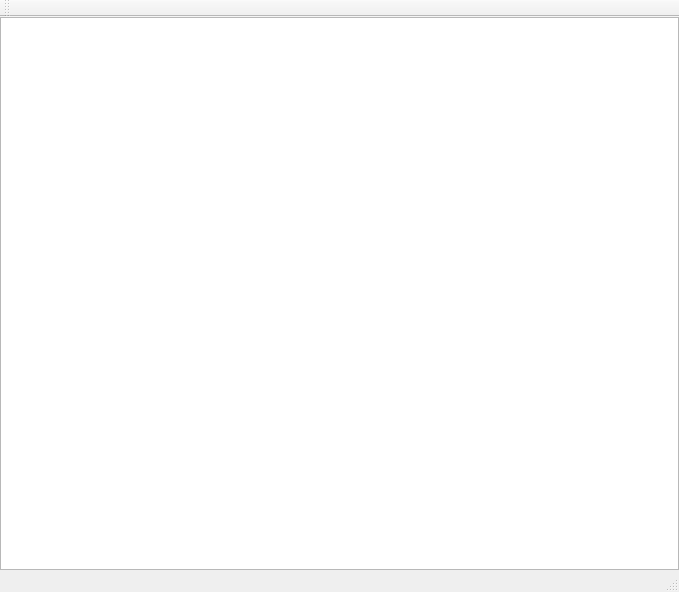
First picture: the form in SharedPainter/sharedpainter.ui, repository gunoodaddy/SharedPainter, before the edit.
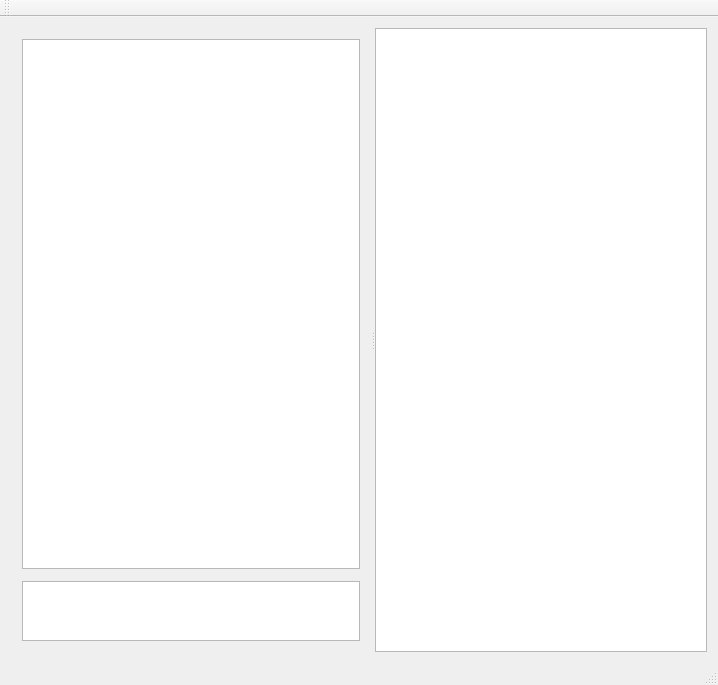
Second picture: the form after the edit.

What changed in the file:
```diff
--- a/SharedPainter/sharedpainter.ui
+++ b/SharedPainter/sharedpainter.ui
@@ -6,23 +6,68 @@
    <rect>
     <x>0</x>
     <y>0</y>
-    <width>679</width>
-    <height>592</height>
+    <width>718</width>
+    <height>685</height>
    </rect>
   </property>
   <property name="windowTitle">
    <string>SharedPainter</string>
   </property>
   <widget class="QWidget" name="centralWidget">
-   <layout class="QVBoxLayout" name="verticalLayout">
-    <property name="spacing">
-     <number>6</number>
-    </property>
-    <property name="margin">
-     <number>0</number>
-    </property>
+   <layout class="QHBoxLayout" name="horizontalLayout">
     <item>
-     <widget class="QGraphicsView" name="painterView"/>
+     <widget class="QSplitter" name="splitter">
+      <property name="orientation">
+       <enum>Qt::Horizontal</enum>
+      </property>
+      <widget class="QWidget" name="">
+       <layout class="QVBoxLayout" name="verticalLayout">
+        <item>
+         <widget class="QListWidget" name="listWidget">
+          <property name="minimumSize">
+           <size>
+            <width>50</width>
+            <height>0</height>
+           </size>
+          </property>
+          <property name="maximumSize">
+           <size>
+            <width>16777215</width>
+            <height>16777215</height>
+           </size>
+          </property>
+          <property name="baseSize">
+           <size>
+            <width>0</width>
+            <height>0</height>
+           </size>
+          </property>
+         </widget>
+        </item>
+        <item>
+         <widget class="QFrame" name="frame">
+          <property name="frameShape">
+           <enum>QFrame::StyledPanel</enum>
+          </property>
+          <property name="frameShadow">
+           <enum>QFrame::Raised</enum>
+          </property>
+         </widget>
+        </item>
+        <item>
+         <widget class="QTextEdit" name="textEdit">
+          <property name="maximumSize">
+           <size>
+            <width>16777215</width>
+            <height>60</height>
+           </size>
+          </property>
+         </widget>
+        </item>
+       </layout>
+      </widget>
+      <widget class="QGraphicsView" name="painterView"/>
+     </widget>
     </item>
    </layout>
   </widget>
@@ -45,7 +90,7 @@
     <enum>TopToolBarArea</enum>
    </attribute>
    <attribute name="toolBarBreak">
-    <bool>true</bool>
+    <bool>false</bool>
    </attribute>
   </widget>
   <action name="actionConnect">
```
Left out of the diff: 2 changed lines with no effect on the pictures.
